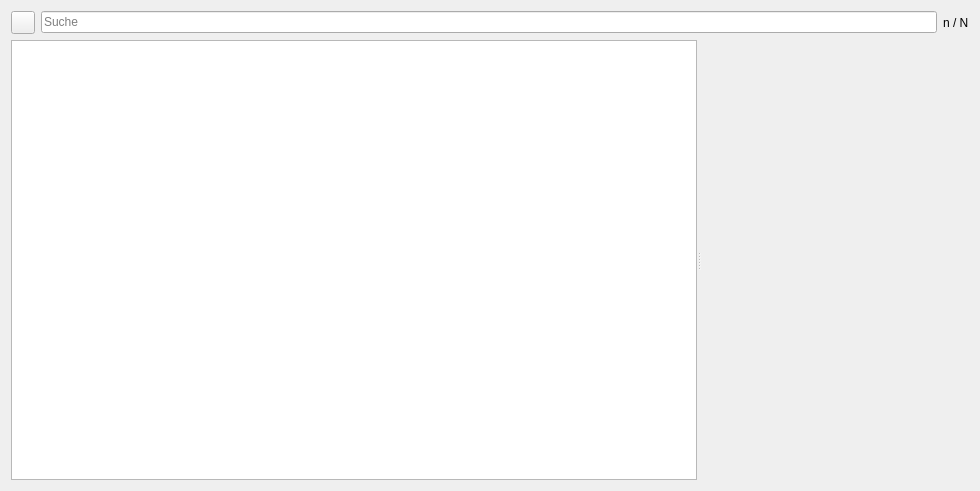
Before: the Qt Designer form kleiner-brauhelfer/tabsudauswahl.ui in kleiner-brauhelfer/kleiner-brauhelfer-2, drawn with Qt 5.
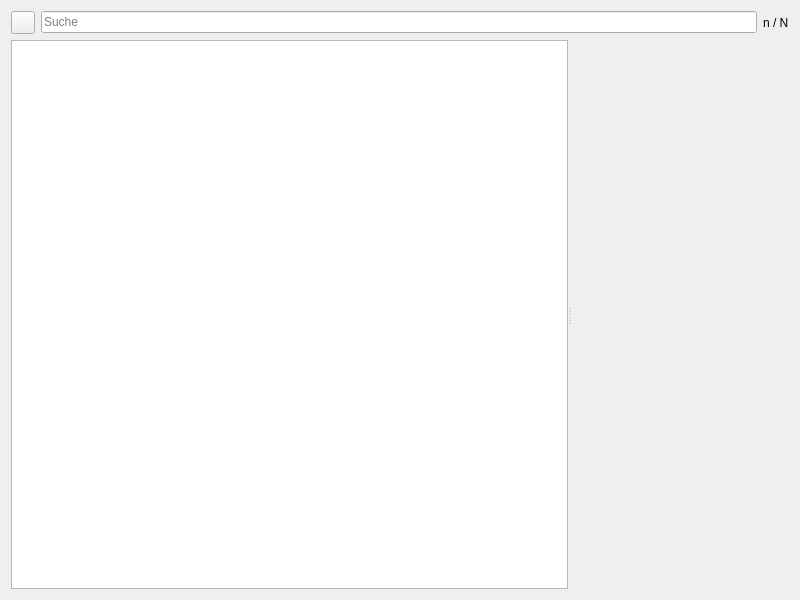
After: the same form once the commit is applied. Icons and pictures are not drawn. Custom widgets are drawn as their Qt base class.

Patch:
```diff
--- a/kleiner-brauhelfer/tabsudauswahl.ui
+++ b/kleiner-brauhelfer/tabsudauswahl.ui
@@ -6,8 +6,8 @@
    <rect>
     <x>0</x>
     <y>0</y>
-    <width>980</width>
-    <height>491</height>
+    <width>800</width>
+    <height>600</height>
    </rect>
   </property>
   <property name="acceptDrops">
```
Left out of the diff: 6 changed lines with no effect on the pictures.
